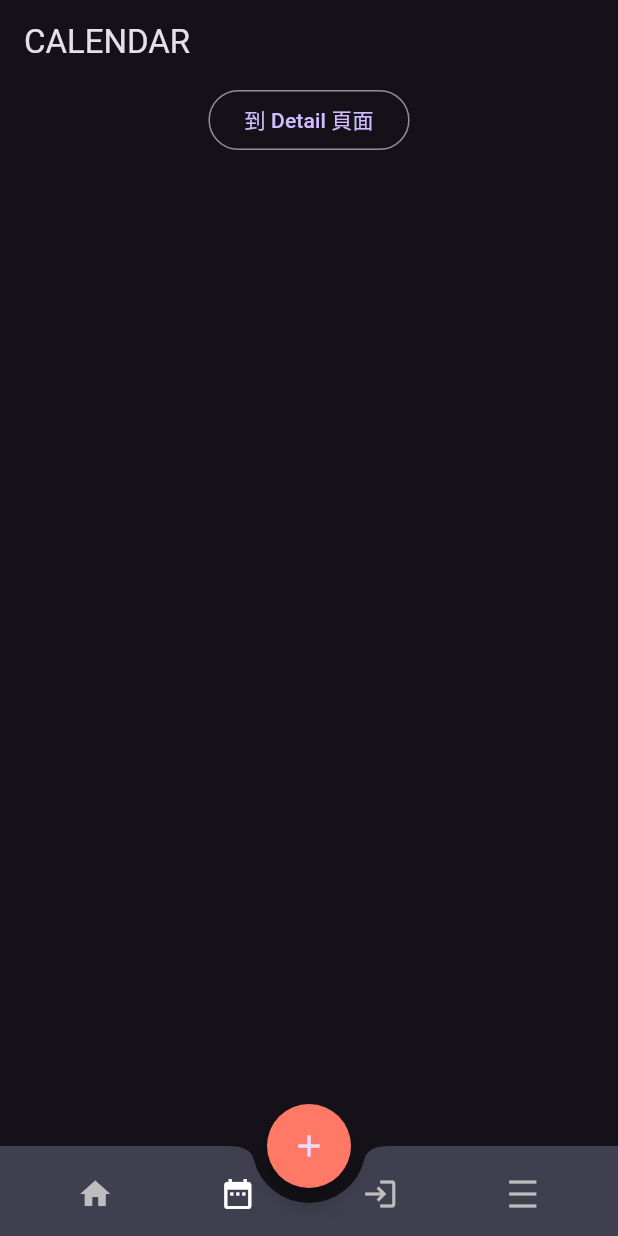
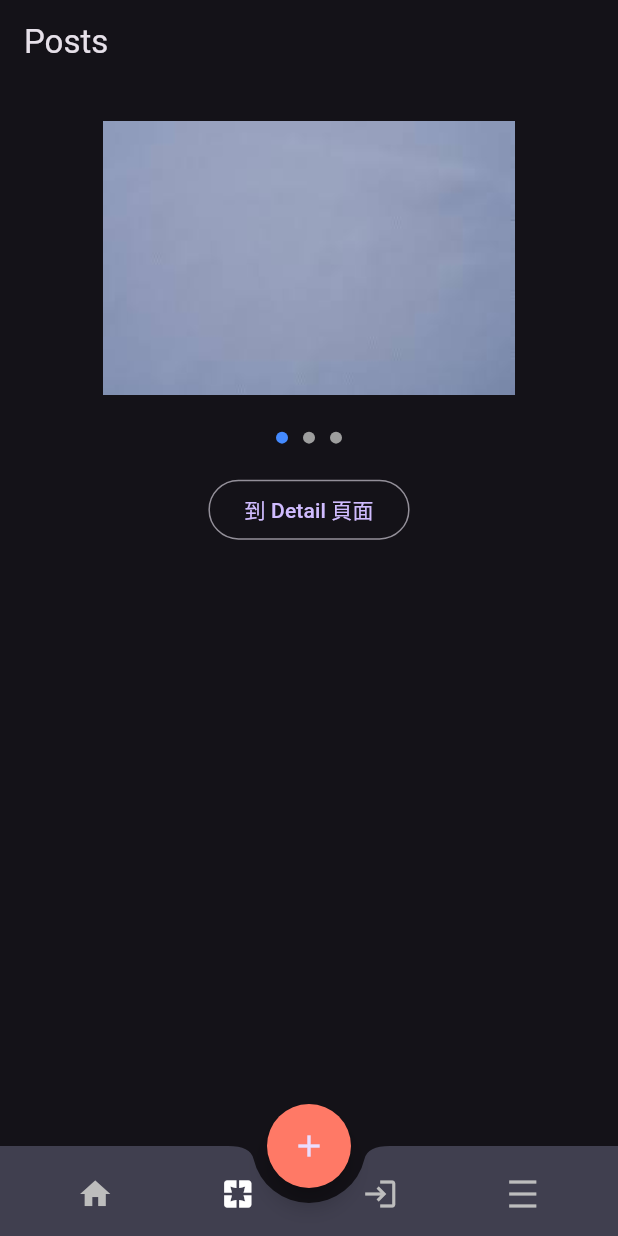
Before and after one commit to a3216lucy/app_test, a Flutter app: the screen it shows after launch, item 2 of the bottom bar chosen, on a phone screen of 412 x 824 dp. Run offline on Flutter 3.47's test engine with Material 2 defaults, Android fonts, the phone set to English and light mode, and no system bars; drawn by our look-alikes of carousel_slider; our stand-ins replace dio, flutter_riverpod, freezed_annotation, get_it, go_router; missing offline and left inert: flutter_inappwebview; network calls fail.

Commit message:
feat: 新增輪播器

```diff
--- a/lib/router.dart
+++ b/lib/router.dart
@@ -1,9 +1,11 @@
-import 'package:app_test/src/pages/calendar.dart';
+import 'package:app_test/src/models/family_url.dart';
 import 'package:app_test/src/pages/home.dart';
 import 'package:app_test/src/pages/home/details.dart';
 import 'package:app_test/src/pages/home/kkbox.dart';
 import 'package:app_test/src/pages/home/register.dart';
+import 'package:app_test/src/pages/home/test.dart';
 import 'package:app_test/src/pages/login.dart';
+import 'package:app_test/src/pages/posts.dart';
 import 'package:app_test/src/pages/setting.dart';
 import 'package:app_test/src/widgets/scaffold_with_bottom_navigation_bar.dart';
 import 'package:flutter/material.dart';
@@ -11,12 +13,6 @@ import 'package:go_router/go_router.dart';
 
 final _rootNavigatorKey = GlobalKey<NavigatorState>();
 final _shellNavigatorKey = GlobalKey<NavigatorState>();
-
-class FamilyUrl {
-  String url = '';
-
-  FamilyUrl({required this.url});
-}
 
 /// 路由設定
 final GoRouter router = GoRouter(
@@ -48,6 +44,11 @@ final GoRouter router = GoRouter(
                   ),
                   // child route
                   GoRoute(
+                    path: 'test',
+                    builder: (context, state) => const Test(),
+                  ),
+                  // child route
+                  GoRoute(
                     path: 'kkboxPage',
                     builder: (context, state) =>
                         KkboxPage(url: (state.extra as FamilyUrl).url),
@@ -63,9 +64,9 @@ final GoRouter router = GoRouter(
                 ]),
             // second nav
             GoRoute(
-              path: '/calendar',
+              path: '/posts',
               parentNavigatorKey: _shellNavigatorKey,
-              builder: (context, state) => const Calendar(),
+              builder: (context, state) => const Posts(),
             ),
             // third nav
             GoRoute(
--- a/lib/src/constants/regex.dart
+++ b/lib/src/constants/regex.dart
@@ -1,3 +1,9 @@
+// 正則參數表
+const String accountPattern =
+    r'^\w+((-\w+)|(\.\w+))*\@[A-Za-z0-9]+((\.|-)[A-Za-z0-9]+)*\.[A-Za-z]+$';
+const String emailPattern =
+    r"^[a-zA-Z0-9.a-zA-Z0-9.!#$%&'*+-/=?^_`{|}~]+@[a-zA-Z0-9]+\.[a-zA-Z]+";
+
 /// 正則表達式驗證器
 class RegexValidator {
   final String pattern;
--- a/lib/src/constants/route_path.dart
+++ b/lib/src/constants/route_path.dart
@@ -6,12 +6,14 @@ class ScreenPaths {
   static String register() => '/home/register';
   //kkboxPage
   static String kkboxPage() => '/home/kkboxPage';
+  //test
+  static String test() => '/home/test';
   //detailPage
   static String detailPage({int? index}) => '/home/$index';
   //login
   static String login() => '/login';
-  //calendar
-  static String calendar() => '/calendar';
+  //posts
+  static String posts() => '/posts';
   //setting
   static String setting() => '/setting';
 }
--- /dev/null
+++ b/lib/src/models/family_url.dart
@@ -0,0 +1,5 @@
+class FamilyUrl {
+  String url = '';
+
+  FamilyUrl({required this.url});
+}
--- a/lib/src/pages/calendar.dart
+++ /dev/null
@@ -1,23 +0,0 @@
-import 'package:flutter/material.dart';
-
-/// 行事曆頁
-class Calendar extends StatelessWidget {
-  const Calendar({Key? key}) : super(key: key);
-
-  @override
-  Widget build(BuildContext context) {
-    return Scaffold(
-      appBar: AppBar(title: const Text('CALENDAR')),
-      body: Center(
-        child: Column(
-          children: [
-            OutlinedButton(
-              onPressed: () {},
-              child: const Text('到 Detail 頁面'),
-            ),
-          ],
-        ),
-      ),
-    );
-  }
-}
--- a/lib/src/pages/home/details.dart
+++ b/lib/src/pages/home/details.dart
@@ -1,6 +1,6 @@
-import 'package:app_test/router.dart';
 import 'package:app_test/src/components/play_lists.dart';
 import 'package:app_test/src/constants/route_path.dart';
+import 'package:app_test/src/models/family_url.dart';
 import 'package:flutter/material.dart';
 import 'package:flutter_riverpod/flutter_riverpod.dart';
 import 'package:go_router/go_router.dart';
--- /dev/null
+++ b/lib/src/pages/posts.dart
@@ -0,0 +1,77 @@
+import 'package:carousel_slider/carousel_slider.dart';
+import 'package:flutter/material.dart';
+
+/// 貼文頁
+class Posts extends StatefulWidget {
+  const Posts({Key? key}) : super(key: key);
+
+  @override
+  State<Posts> createState() => _PostsState();
+}
+
+class _PostsState extends State<Posts> {
+  int _currentIndex = 0;
+  final CarouselController _controller = CarouselController();
+  final List<String> images = [
+    'assets/images/purple.jpg',
+    'assets/images/gary.jpg',
+    'assets/images/pink.jpg',
+  ];
+
+  @override
+  Widget build(BuildContext context) {
+    return Scaffold(
+      appBar: AppBar(title: const Text('Posts')),
+      body: Center(
+        child: Column(
+          children: [
+            CarouselSlider(
+              // 輪播控制器
+              carouselController: _controller,
+              // 輪播設定
+              options: CarouselOptions(
+                // 圖片寬高比
+                aspectRatio: 16 / 9,
+                // 自動播放
+                autoPlay: true,
+                // 自動播放間隔時間，默認值為 Duration(seconds: 3)
+                autoPlayInterval: const Duration(seconds: 5),
+                // 當前頁放大
+                enlargeCenterPage: true,
+                // 頁面更改回調
+                onPageChanged: (index, reason) {
+                  setState(() {
+                    _currentIndex = index;
+                  });
+                },
+              ),
+              items: images.map((item) => Image.asset(item)).toList(),
+            ),
+            Row(
+              mainAxisAlignment: MainAxisAlignment.center,
+              children: images.map((url) {
+                int index = images.indexOf(url);
+                return Container(
+                  width: 8.0,
+                  height: 8.0,
+                  margin: const EdgeInsets.symmetric(horizontal: 5.0),
+                  decoration: BoxDecoration(
+                    shape: BoxShape.circle,
+                    color: _currentIndex == index
+                        ? Colors.blueAccent
+                        : Colors.grey,
+                  ),
+                );
+              }).toList(),
+            ),
+            const SizedBox(height: 20),
+            OutlinedButton(
+              onPressed: () {},
+              child: const Text('到 Detail 頁面'),
+            ),
+          ],
+        ),
+      ),
+    );
+  }
+}
--- a/lib/src/widgets/scaffold_with_bottom_navigation_bar.dart
+++ b/lib/src/widgets/scaffold_with_bottom_navigation_bar.dart
@@ -28,9 +28,9 @@ class _MyHomePageState extends State<ScaffoldWithBottomNavigationBar> {
       initialLocation: '/home',
     ),
     MyCustomBottomNavBarItem(
-      icon: Icon(Icons.date_range),
-      activeIcon: Icon(Icons.date_range),
-      initialLocation: '/calendar',
+      icon: Icon(Icons.pages),
+      activeIcon: Icon(Icons.pages),
+      initialLocation: '/posts',
     ),
     MyCustomBottomNavBarItem(
       icon: Icon(Icons.login),
@@ -47,7 +47,7 @@ class _MyHomePageState extends State<ScaffoldWithBottomNavigationBar> {
   // 底部導覽列項目列表
   final List<dynamic> _navItems = [
     NavItem(Icons.home, "首頁"),
-    NavItem(Icons.date_range, "日曆"),
+    NavItem(Icons.pages, "貼文"),
     NavItem(Icons.login, "登入"),
     NavItem(Icons.density_medium, "設定"),
   ];
--- a/pubspec.yaml
+++ b/pubspec.yaml
@@ -22,6 +22,7 @@ dependencies:
   flutter_riverpod: ^1.0.3+1
   webview_flutter: ^4.2.3
   flutter_inappwebview: ^5.3.2
+  carousel_slider: ^4.0.0
 
 dev_dependencies:
   flutter_test:
@@ -42,6 +43,9 @@ flutter:
     - assets/images/Spotify.png
     - assets/images/OneDrive.png
     - assets/images/YouTube.png
+    - assets/images/pink.jpg
+    - assets/images/gary.jpg
+    - assets/images/purple.jpg
 
 
   # To add custom fonts to your application, add a fonts section here,
```
Also changed, not shown: lib/src/models/register_form.dart (+2 -6 lines), lib/src/pages/home/register.dart (+5 -24 lines), lib/src/pages/home/test.dart (added, +12 -0 lines), lib/src/pages/login.dart (+29 -12 lines), assets/images/gary.jpg (added), assets/images/pink.jpg (added), assets/images/purple.jpg (added), pubspec.lock.
